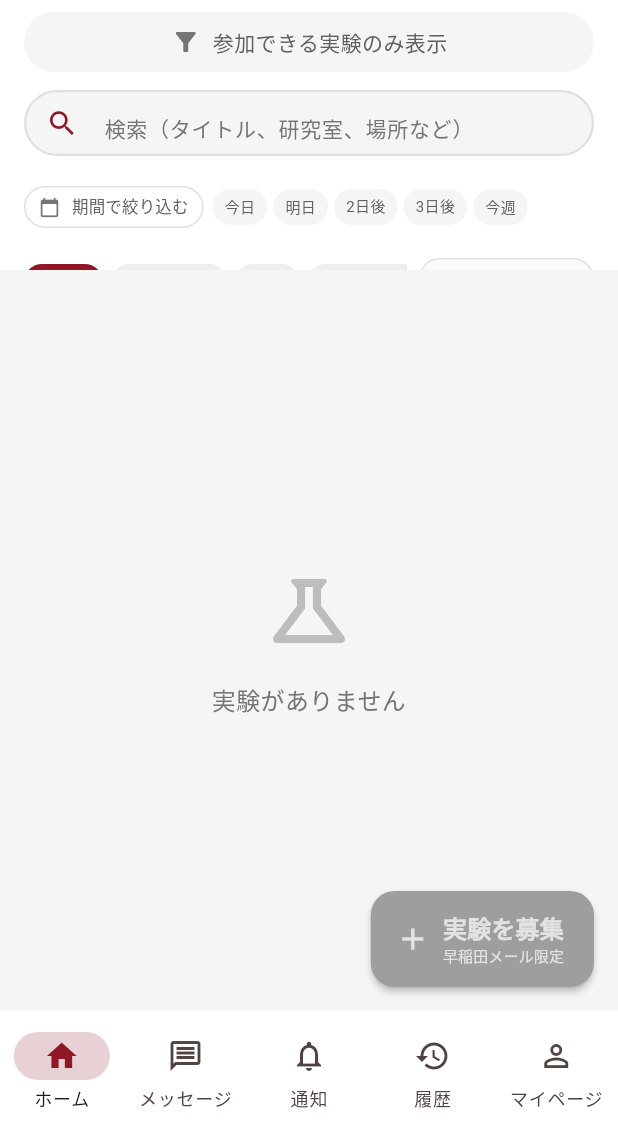
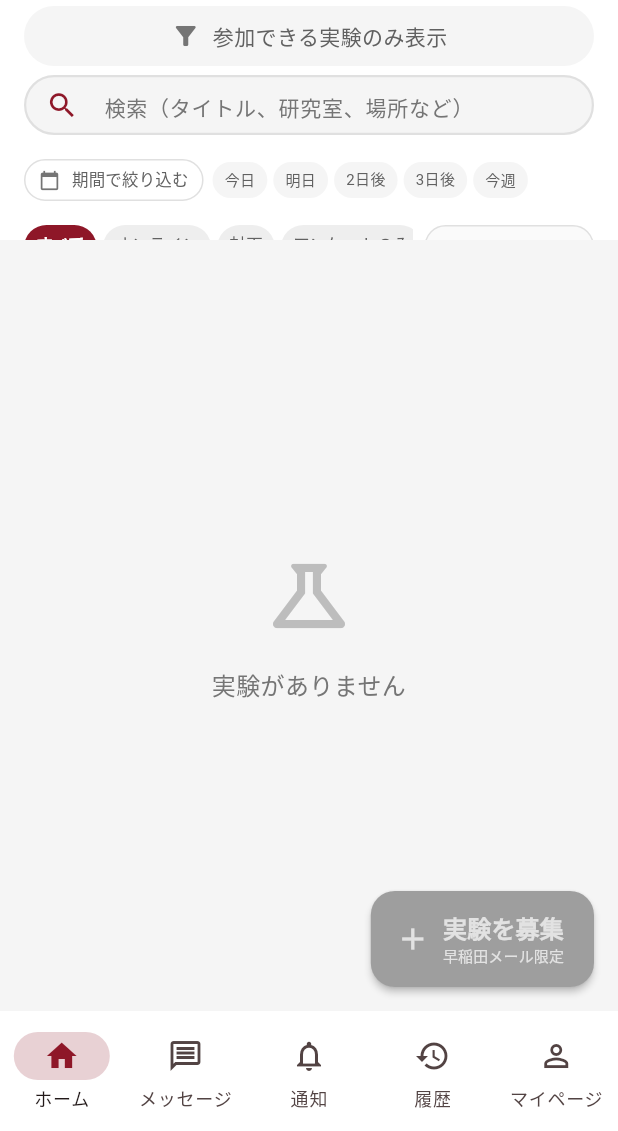
Before and after one commit to Miyamoto-yudai/waselab, a Flutter app: the screen it shows once a user with an empty profile is signed in, on a phone screen of 412 x 824 dp, the part 105-1236 px from its top. Run offline on Flutter 3.47's test engine with Material 3 defaults, Android fonts, the phone set to English and light mode, and no system bars; our stand-ins replace cloud_firestore, firebase_auth, firebase_core, google_sign_in, table_calendar; accounts and stored records are empty.

Commit message:
スマホ表示時のホーム画面レイアウトを改善
- 上部フィルターエリアの高さを180pxから160pxに縮小
- 各セクションのパディングを最適化（上下の余白を削減）
- 検索バーの高さを44pxから40pxに縮小
- タイプフィルターボタンをListViewに変更しスクロール可能に
- ソート選択ボタンの高さを32pxから30pxに縮小
- フィルターチップのパディングを調整
- ボタン間の隙間を6pxから4pxに縮小

これにより「すべて」「オンライン」「対面」「アンケートのみ」のボタンが
スマホでも見切れずに表示されるようになりました。

🤖 Generated with Claude Code

Co-Authored-By: Claude <noreply@anthropic.com>

```diff
--- a/lib/widgets/home_screen_base.dart
+++ b/lib/widgets/home_screen_base.dart
@@ -307,10 +307,10 @@ class _HomeScreenBaseState extends State<HomeScreenBase> {
     return GestureDetector(
       onTap: onTap,
       child: Container(
-        padding: const EdgeInsets.symmetric(horizontal: 10, vertical: 4),
+        padding: const EdgeInsets.symmetric(horizontal: 8, vertical: 5),
         decoration: BoxDecoration(
           color: isSelected ? const Color(0xFF8E1728) : Colors.grey.shade200,
-          borderRadius: BorderRadius.circular(12),
+          borderRadius: BorderRadius.circular(15),
         ),
         child: Text(
           label,
@@ -488,7 +488,7 @@ class _HomeScreenBaseState extends State<HomeScreenBase> {
           // 検索バー、日付フィルター、種別切り替えボタン、ソート選択
           AnimatedContainer(
             duration: const Duration(milliseconds: 200),
-            height: _isHeaderVisible ? 180 : 0,
+            height: _isHeaderVisible ? 160 : 0,
             child: SingleChildScrollView(
               physics: const NeverScrollableScrollPhysics(),
               child: AnimatedOpacity(
@@ -499,7 +499,7 @@ class _HomeScreenBaseState extends State<HomeScreenBase> {
                     // 参加可能な実験のみ表示ボタン
                     Container(
                       color: Colors.white,
-                      padding: const EdgeInsets.only(left: 16, right: 16, top: 8, bottom: 4),
+                      padding: const EdgeInsets.only(left: 16, right: 16, top: 4, bottom: 2),
                       child: Row(
                         children: [
                           Expanded(
@@ -577,12 +577,12 @@ class _HomeScreenBaseState extends State<HomeScreenBase> {
                     // 検索バー
                     Container(
                       color: Colors.white,
-                      padding: const EdgeInsets.symmetric(horizontal: 16, vertical: 8),
+                      padding: const EdgeInsets.symmetric(horizontal: 16, vertical: 4),
                       child: Row(
                         children: [
                           Expanded(
                             child: Container(
-                              height: 44,
+                              height: 40,
                               decoration: BoxDecoration(
                                 color: Colors.grey.shade100,
                                 borderRadius: BorderRadius.circular(22),
@@ -729,24 +729,25 @@ class _HomeScreenBaseState extends State<HomeScreenBase> {
                     // タイプフィルターとソートを同じ行に配置
                     Container(
                       color: Colors.white,
-                      padding: const EdgeInsets.symmetric(horizontal: 16, vertical: 8),
+                      padding: const EdgeInsets.only(left: 16, right: 16, top: 4, bottom: 4),
                       child: Row(
                         children: [
                           // タイプフィルター（コンパクト版）
                           Expanded(
-                            child: SingleChildScrollView(
-                              scrollDirection: Axis.horizontal,
-                              child: Row(
+                            child: Container(
+                              height: 30,
+                              child: ListView(
+                                scrollDirection: Axis.horizontal,
                                 children: [
                                   _buildCompactFilterChip('すべて', _selectedType == null, () {
                                     setState(() {
                                       _selectedType = null;
                                     });
                                   }),
-                                  const SizedBox(width: 6),
+                                  const SizedBox(width: 4),
                                   ...ExperimentType.values.map((type) {
                                     return Padding(
-                                      padding: const EdgeInsets.only(right: 6),
+                                      padding: const EdgeInsets.only(right: 4),
                                       child: _buildCompactFilterChip(type.label, _selectedType == type, () {
                                         setState(() {
                                           _selectedType = _selectedType == type ? null : type;
@@ -761,8 +762,8 @@ class _HomeScreenBaseState extends State<HomeScreenBase> {
                           const SizedBox(width: 8),
                           // ソート選択
                           Container(
-                            padding: const EdgeInsets.symmetric(horizontal: 10),
-                            height: 32,
+                            padding: const EdgeInsets.symmetric(horizontal: 8),
+                            height: 30,
                             decoration: BoxDecoration(
                               borderRadius: BorderRadius.circular(14),
                               border: Border.all(color: Colors.grey.shade300),
```
Also changed, not shown: 1 other file.
